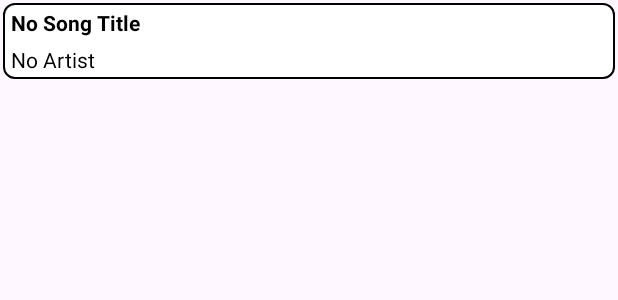
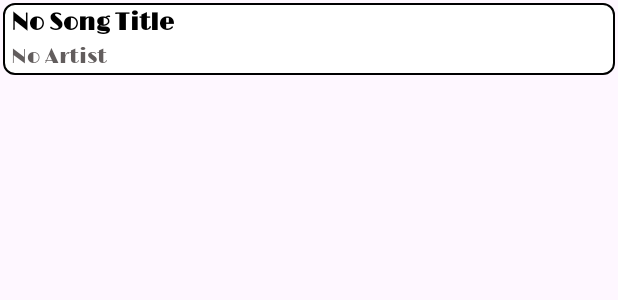
Before and after one commit to Termi25/AplicatieMuzicaMobila, an Android app: the layout view_audio_element.xml on its own in the app's theme, with its tools: preview values and no code run, on a phone screen of 412 x 824 dp. Shown: the top 300 px of the screen. Run offline under Robolectric (Android 15) with nearby library versions, the phone set to English and light mode, and no system bars.

Commit message:
Visual app updates (font, main activity layout); searchbar not functional yet

```diff
--- a/app/src/main/java/com/ase/aplicatiemuzicamobila/FunctionalClasses/SongPlayer.java
+++ b/app/src/main/java/com/ase/aplicatiemuzicamobila/FunctionalClasses/SongPlayer.java
@@ -3,7 +3,6 @@ package com.ase.aplicatiemuzicamobila.FunctionalClasses;
 
 import android.app.Activity;
 import android.media.MediaPlayer;
-import android.view.View;
 import android.view.animation.Animation;
 import android.view.animation.AnimationUtils;
 import android.view.animation.LinearInterpolator;
--- a/app/src/main/res/layout/view_audio_element.xml
+++ b/app/src/main/res/layout/view_audio_element.xml
@@ -13,8 +13,10 @@
         android:layout_height="wrap_content"
         android:layout_marginStart="5sp"
         android:layout_marginTop="3sp"
+        android:fontFamily="@font/limelight_regular"
         android:text="No Song Title"
         android:textColor="@color/black"
+        android:textSize="16sp"
         android:textStyle="bold"
         app:layout_constraintBottom_toBottomOf="parent"
         app:layout_constraintEnd_toEndOf="parent"
@@ -27,10 +29,13 @@
         android:id="@+id/tvArtistName"
         android:layout_width="wrap_content"
         android:layout_height="wrap_content"
-        android:layout_marginTop="5sp"
+        android:layout_marginTop="3sp"
         android:layout_marginBottom="3sp"
+        android:fontFamily="@font/limelight_regular"
+        android:singleLine="true"
         android:text="No Artist"
-        android:textColor="@color/black"
+        android:textColor="@color/charcoal_grey"
+        android:textSize="14sp"
         app:layout_constraintBottom_toBottomOf="parent"
         app:layout_constraintEnd_toEndOf="parent"
         app:layout_constraintHorizontal_bias="0.0"
--- a/app/src/main/res/values-night/themes.xml
+++ b/app/src/main/res/values-night/themes.xml
@@ -3,5 +3,6 @@
     <style name="Base.Theme.AplicatieMuzicaMobila" parent="Theme.Material3.DayNight.NoActionBar">
         <!-- Customize your dark theme here. -->
         <!-- <item name="colorPrimary">@color/my_dark_primary</item> -->
+        <item name="android:statusBarColor">@color/black</item>
     </style>
 </resources>
--- a/app/src/main/res/values/colors.xml
+++ b/app/src/main/res/values/colors.xml
@@ -3,4 +3,5 @@
     <color name="black">#FF000000</color>
     <color name="white">#FFFFFFFF</color>
     <color name="yellow">#FFB000</color>
+    <color name="charcoal_grey">#625D5D</color>
 </resources>
--- a/app/src/main/res/values/themes.xml
+++ b/app/src/main/res/values/themes.xml
@@ -3,6 +3,7 @@
     <style name="Base.Theme.AplicatieMuzicaMobila" parent="Theme.Material3.DayNight.NoActionBar">
         <!-- Customize your light theme here. -->
         <!-- <item name="colorPrimary">@color/my_light_primary</item> -->
+        <item name="android:statusBarColor">@color/black</item>
     </style>
 
     <style name="Theme.AplicatieMuzicaMobila" parent="Base.Theme.AplicatieMuzicaMobila" />
```
Also changed, not shown: app/src/main/java/com/ase/aplicatiemuzicamobila/Activities/PlayerActivity.java (+5 -11 lines), app/src/main/res/drawable/border_list_rounded_yellow.xml (added, +10 -0 lines), app/src/main/res/font/fascinate_font.xml (added, +7 -0 lines), app/src/main/res/font/plaster_font.xml (added, +7 -0 lines), app/src/main/res/font/fascinate_regular.ttf (added), app/src/main/res/font/limelight_regular.ttf (added), app/src/main/res/font/plaster_regular.ttf (added).
